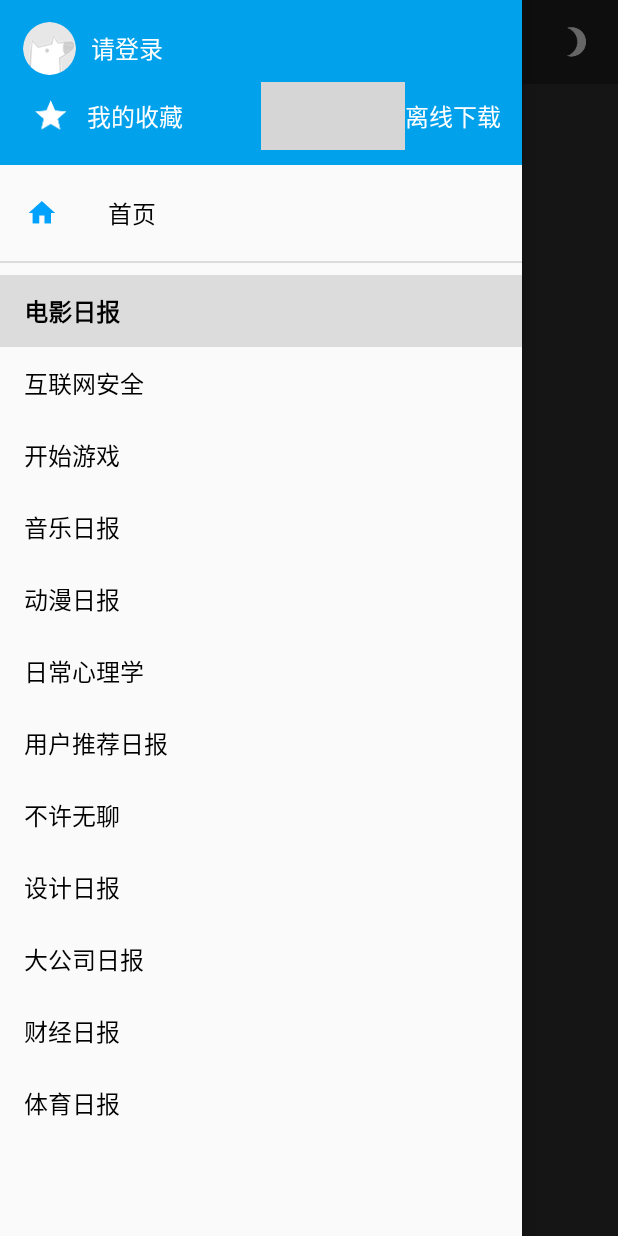
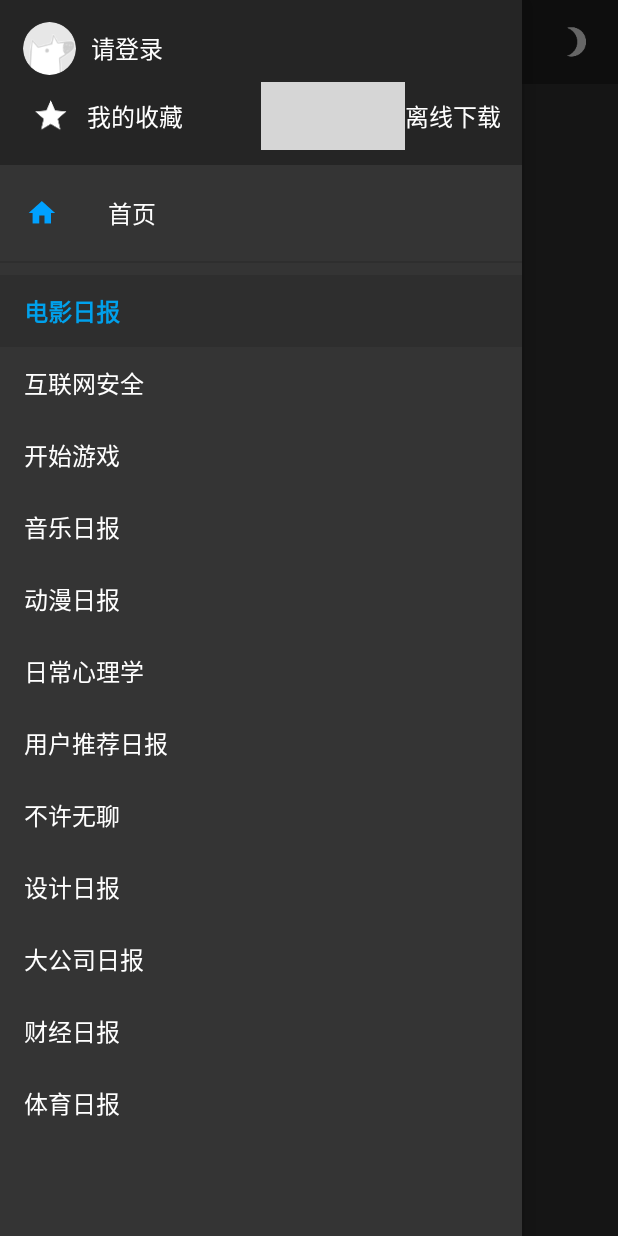
Before and after one commit to Chost233/ZhiHu, an Android app: the MainActivity screen opened directly, with no data from a screen before it, in the side drawer, after a tap on "电影日报", on a phone screen of 412 x 824 dp. Run offline under Robolectric (Android 15) with nearby library versions, the phone set to English and light mode, and no system bars; our stand-ins replace CircleImageView; libraries missing offline, so code that uses them is left out: com.bartoszlipinski.recyclerviewheader; 16 statements that could not run were skipped; grey boxes are pictures that could not be loaded.

Commit message:
下拉刷新，夜间模式完成

```diff
--- a/app/src/main/java/com/pers/myc/zhihu/MainActivity.java
+++ b/app/src/main/java/com/pers/myc/zhihu/MainActivity.java
@@ -1,8 +1,12 @@
 package com.pers.myc.zhihu;
 
+import android.content.res.ColorStateList;
+import android.content.res.Resources;
 import android.graphics.Color;
+import android.os.Build;
 import android.os.Bundle;
 import android.support.annotation.NonNull;
+import android.support.annotation.RequiresApi;
 import android.support.design.widget.NavigationView;
 import android.support.v4.app.Fragment;
 import android.support.v4.app.FragmentManager;
@@ -14,6 +18,7 @@ import android.support.v7.widget.Toolbar;
 import android.util.DisplayMetrics;
 import android.view.Menu;
 import android.view.MenuItem;
+import android.view.View;
 import android.view.WindowManager;
 import android.widget.FrameLayout;
 
@@ -24,22 +29,24 @@ import java.util.List;
 public class MainActivity extends AppCompatActivity implements NavigationView.OnNavigationItemSelectedListener {
 
     //标题栏
-    Toolbar mToolbar;
-    ActionBar mActionBar;
+    private Toolbar mToolbar;
+    private ActionBar mActionBar;
     //左侧滑栏
-    DrawerLayout mDrawerLayout;
+    private DrawerLayout mDrawerLayout;
     //左侧滑栏布局
-    NavigationView mNavigationView;
+    private NavigationView mNavigationView;
     //Fragment管理器
-    FragmentManager mFragmentManager;
+    private FragmentManager mFragmentManager;
     //展示Fragment
-    List<Fragment> mContentList;
+    private List<Fragment> mContentList;
     //正在展示的Fragment
-    Fragment mDisplayFragment;
+    private Fragment mDisplayFragment;
     //Fragment展示布局
-    FrameLayout mFrameLayout;
+    private FrameLayout mFrameLayout;
     //主页json信息
-    String mResponse;
+    private String mResponse;
+    //URL
+    private String mURL;
 
 
     @Override
@@ -71,7 +78,7 @@ public class MainActivity extends AppCompatActivity implements NavigationView.On
             mActionBar.setHomeAsUpIndicator(R.mipmap.ic_menu);
         }
         //添加Fragment到列表
-        mContentList.add(0, new NewsFragment(mResponse, NewsFragment.LATEST_NEWS));
+        mContentList.add(0, new NewsFragment(mResponse, NewsFragment.LATEST_NEWS, "http://news-at.zhihu.com/api/4/news/latest"));
         //获取fragment管理器
         mFragmentManager = getSupportFragmentManager();
         //注册显示主页fragment
@@ -93,6 +100,7 @@ public class MainActivity extends AppCompatActivity implements NavigationView.On
     }
 
     //监听标题栏按钮点击事件
+    @RequiresApi(api = Build.VERSION_CODES.M)
     @Override
     public boolean onOptionsItemSelected(MenuItem item) {
         switch (item.getItemId()) {
@@ -101,15 +109,29 @@ public class MainActivity extends AppCompatActivity implements NavigationView.On
                 break;
             case R.id.notice:
                 break;
+            //切换夜间模式
             case R.id.night_mode:
                 if (!Config.isNightMode()) {
                     Config.setNightMode(true);
                     mToolbar.setBackgroundColor(Color.parseColor("#222222"));
                     mFrameLayout.setBackgroundColor(Color.parseColor("#343434"));
+                    Resources resources = (Resources)getBaseContext().getResources();
+                    ColorStateList csl = (ColorStateList)resources.getColorStateList(R.color.item_color_nightmode, null);
+                    mNavigationView.setItemTextColor(csl);
+                    mNavigationView.setBackgroundColor(Color.parseColor("#343434"));
+                    View v = mNavigationView.getHeaderView(0);
+                    v.findViewById(R.id.nav_header_layout).setBackgroundColor(Color.parseColor("#252525"));
+
                 } else {
                     Config.setNightMode(false);
                     mToolbar.setBackgroundColor(Color.parseColor("#00a1ec"));
                     mFrameLayout.setBackgroundColor(Color.parseColor("#f2f2f2"));
+                    Resources resources = (Resources)getBaseContext().getResources();
+                    ColorStateList csl = (ColorStateList)resources.getColorStateList(R.color.item_coloe_normal, null);
+                    mNavigationView.setItemTextColor(csl);
+                    mNavigationView.setBackgroundColor(Color.parseColor("#f9f9f9"));
+                    View v = mNavigationView.getHeaderView(0);
+                    v.findViewById(R.id.nav_header_layout).setBackgroundColor(Color.parseColor("#01a0eb"));
                 }
                 break;
         }
@@ -131,15 +153,16 @@ public class MainActivity extends AppCompatActivity implements NavigationView.On
             mContentList.add(null);
         }
         mResponse = (String) getIntent().getExtras().get("Response");
+        mURL = (String) getIntent().getExtras().get("URL");
     }
 
     //切换framgent
-    private void switchFragment(String url, final int position) {
+    private void switchFragment(final String url, final int position) {
         if (mContentList.get(position) == null) {
             HttpUtil.sendHtttpRequest(url, new HttpCallbackListener() {
                 @Override
                 public void onFinish(String response, InputStream inputStream) {
-                    Fragment fragment = new NewsFragment(response, NewsFragment.THEME_NEWS);
+                    Fragment fragment = new NewsFragment(response, NewsFragment.THEME_NEWS, url);
                     mContentList.add(position, fragment);
                     mFragmentManager.beginTransaction().hide(mDisplayFragment).commit();
                     mFragmentManager.beginTransaction().add(R.id.activity_main_news_list, mContentList.get(position)).commit();
--- a/app/src/main/java/com/pers/myc/zhihu/NewsAdapter.java
+++ b/app/src/main/java/com/pers/myc/zhihu/NewsAdapter.java
@@ -85,7 +85,7 @@ public class NewsAdapter extends RecyclerView.Adapter<NewsAdapter.ViewHolder> {
         News news = mNewsList.get(position);
         //item图片
         final Bitmap[] imageBitmap = {null};
-        //为item加载图片-Handler
+        //为item加载图片 -- Handler
         final Handler handler = new Handler() {
             @Override
             public void handleMessage(Message msg) {
--- a/app/src/main/java/com/pers/myc/zhihu/NewsFragment.java
+++ b/app/src/main/java/com/pers/myc/zhihu/NewsFragment.java
@@ -4,7 +4,9 @@ import android.annotation.SuppressLint;
 import android.content.Intent;
 import android.graphics.Bitmap;
 import android.os.Bundle;
+import android.os.Handler;
 import android.support.v4.app.Fragment;
+import android.support.v4.widget.SwipeRefreshLayout;
 import android.support.v7.widget.LinearLayoutManager;
 import android.support.v7.widget.RecyclerView;
 import android.util.Log;
@@ -27,7 +29,7 @@ import java.util.Random;
  */
 
 @SuppressLint("ValidFragment")
-public class NewsFragment extends Fragment implements View.OnClickListener {
+public class NewsFragment extends Fragment implements View.OnClickListener, SwipeRefreshLayout.OnRefreshListener {
 
     //header部分
     private ImageView mImageView;
@@ -38,16 +40,20 @@ public class NewsFragment extends Fragment implements View.OnClickListener {
     //json返回数据
     private String mResponse;
     //返回数据类型
-    private int type;
+    private int mType;
     //新闻列表
     private List<News> mNewsList;
     //新闻列表滚动
     private RecyclerView mRecyclerView;
+    //RecyclerView适配器
+    private NewsAdapter mAdapter;
     //recyclerviewheader
     private RecyclerViewHeader mRecyclerViewHeader;
+    //下拉刷新
+    private SwipeRefreshLayout mSwipeRefreshLayout;
 
 
-    //type:
+    //mType:
     //最新消息类型
     public static final int LATEST_NEWS = 0;
     //主题日报类型
@@ -67,11 +73,14 @@ public class NewsFragment extends Fragment implements View.OnClickListener {
     //列表新闻
     private List<LatestNews.Stories> mLStories;
     private List<ThemeNews.Stories> mTStories;
+    //页面url
+    private String mUrl;
 
 
-    public NewsFragment(String mResponse, int type) {
+    public NewsFragment(String mResponse, int type, String url) {
         this.mResponse = mResponse;
-        this.type = type;
+        this.mType = type;
+        this.mUrl = url;
     }
 
     @Override
@@ -85,7 +94,7 @@ public class NewsFragment extends Fragment implements View.OnClickListener {
         //json解析
         Gson gson = new Gson();
         Object analysis = null;
-        switch (type) {
+        switch (mType) {
             case LATEST_NEWS:
                 analysis = gson.fromJson(mResponse, LatestNews.class);
                 break;
@@ -97,16 +106,25 @@ public class NewsFragment extends Fragment implements View.OnClickListener {
         //初始化数据
         initData();
         //数据配置
-        deployData(analysis, type);
+        deployData(analysis, mType);
 
 
         //配置recyclerview
         LinearLayoutManager layoutManager = new LinearLayoutManager(this.getContext());
         mRecyclerView.setLayoutManager(layoutManager);
-        NewsAdapter adapter = new NewsAdapter(mNewsList, getActivity());
-        mRecyclerView.setAdapter(adapter);
+        mAdapter = new NewsAdapter(mNewsList, getActivity());
+        mRecyclerView.setAdapter(mAdapter);
         //将header绑定到recyclerview
         mRecyclerViewHeader.attachTo(mRecyclerView);
+
+        //配置下拉刷新
+        mSwipeRefreshLayout.setColorSchemeResources(
+                android.R.color.holo_green_light,
+                android.R.color.holo_blue_bright,
+                android.R.color.holo_red_light,
+                android.R.color.holo_orange_light
+        );
+        mSwipeRefreshLayout.setOnRefreshListener(this);
 
         //设置标题
         if (!mHeadText.equals("")) {
@@ -134,7 +152,7 @@ public class NewsFragment extends Fragment implements View.OnClickListener {
             });
         }
         //获取主编头像
-        if (type == THEME_NEWS) {
+        if (mType == THEME_NEWS) {
             for (int i = 0; i < mEditors.size(); i++) {
                 final int finalI = i;
                 HttpUtil.getHttpBitmap(mEditors.get(i).getAvatar(), new BitmapCallBackListener() {
@@ -173,11 +191,13 @@ public class NewsFragment extends Fragment implements View.OnClickListener {
                 mLStories = latestNews.getStories();
                 //配置列表
                 if (mLStories != null) {
+                    ArrayList list = new ArrayList<>();
                     for (int i = 0; i < mLStories.size(); i++) {
-                        mNewsList.add(new News(mLStories.get(i).getTitle(),
+                        list.add(i, new News(mLStories.get(i).getTitle(),
                                 mLStories.get(i).getImages().get(0),
                                 mLStories.get(i).getId()));
                     }
+                    mNewsList = list;
                 }
                 mHeadText = latestNews.getTop_stories().get(randomInt).getTitle();
                 mHeadText2 = "今日热闻";
@@ -192,6 +212,7 @@ public class NewsFragment extends Fragment implements View.OnClickListener {
                 mEditors = themenews.getEditors();
                 //配置列表
                 if (mTStories != null) {
+                    ArrayList list = new ArrayList<>();
                     for (int i = 0; i < mTStories.size(); i++) {
                         News news;
                         if (mTStories.get(i).getImages() == null) {
@@ -203,7 +224,8 @@ public class NewsFragment extends Fragment implements View.OnClickListener {
                                     mTStories.get(i).getImages().get(0),
                                     mTStories.get(i).getId());
                         }
-                        mNewsList.add(news);
+                        list.add(i, news);
+                        mNewsList = list;
                     }
                 }
                 mHeadText = themenews.getDescription();
@@ -225,6 +247,7 @@ public class NewsFragment extends Fragment implements View.OnClickListener {
     }
 
     private void initView(View v) {
+        //初始化列表
         mRecyclerView = (RecyclerView) v.findViewById(R.id.fragment_news_recycler_view);
         //设置recyclerview的header
         mRecyclerViewHeader = RecyclerViewHeader.fromXml(this.getContext(), R.layout.recycler_header);
@@ -241,6 +264,8 @@ public class NewsFragment extends Fragment implements View.OnClickListener {
                 (ImageView) view.findViewById(R.id.recycler_header_editor_6),
                 (ImageView) view.findViewById(R.id.recycler_header_editor_7),
         };
+        //初始化下拉刷新
+        mSwipeRefreshLayout = (SwipeRefreshLayout) v.findViewById(R.id.fragment_news_swipe_refresh_layout);
         initListener();
     }
 
@@ -253,15 +278,16 @@ public class NewsFragment extends Fragment implements View.OnClickListener {
     public void onClick(View v) {
         switch (v.getId()) {
             case R.id.recycler_header_image_view:
-                if (type == LATEST_NEWS && !mHeadStoryId.equals("")) {
+                if (mType == LATEST_NEWS && !mHeadStoryId.equals("")) {
                     String url = "http://news-at.zhihu.com/api/4/news/" + mHeadStoryId;
                     HttpUtil.sendHtttpRequest(url, new HttpCallbackListener() {
                         @Override
                         public void onFinish(String response, InputStream inputStream) {
-                            Intent intent = new Intent(getActivity(),SingleNewsActity.class);
-                            intent.putExtra("response",response);
+                            Intent intent = new Intent(getActivity(), SingleNewsActity.class);
+                            intent.putExtra("response", response);
                             getActivity().startActivity(intent);
                         }
+
                         @Override
                         public void onError(Exception e) {
 
@@ -270,4 +296,49 @@ public class NewsFragment extends Fragment implements View.OnClickListener {
                 }
         }
     }
+
+    @Override
+    public void onRefresh() {
+        new Handler().postDelayed(new Runnable() {
+            @Override
+            public void run() {
+                mSwipeRefreshLayout.setRefreshing(false);
+                refreshTheData();
+            }
+        }, 1000);
+    }
+
+    //刷新列表
+    public void refreshTheData() {
+        HttpUtil.sendHtttpRequest(this.mUrl, new HttpCallbackListener() {
+            @Override
+            public void onFinish(String response, InputStream inputStream) {
+
+                Gson gson = new Gson();
+                Object analysis = null;
+                switch (mType) {
+                    case LATEST_NEWS:
+                        analysis = gson.fromJson(mResponse, LatestNews.class);
+                        break;
+                    case THEME_NEWS:
+                        analysis = gson.fromJson(mResponse, ThemeNews.class);
+                        break;
+                }
+                Log.e("number", mNewsList.size() + "");
+                deployData(analysis, mType);
+                    getActivity().runOnUiThread(new Runnable() {
+                        @Override
+                        public void run() {
+                            Log.e("number", mNewsList.size() + "");
+                            mAdapter.notifyDataSetChanged();
+                        }
+                    });
+            }
+
+            @Override
+            public void onError(Exception e) {
+
+            }
+        });
+    }
 }
--- a/app/src/main/java/com/pers/myc/zhihu/WelcomeActivity.java
+++ b/app/src/main/java/com/pers/myc/zhihu/WelcomeActivity.java
@@ -23,6 +23,7 @@ public class WelcomeActivity extends AppCompatActivity {
     private final Context THIS = this;
     private LinearLayout mText;
     private String mResponse;
+    private static final String URL = "http://news-at.zhihu.com/api/4/news/latest";
 
     @Override
     protected void onCreate(Bundle savedInstanceState) {
@@ -81,7 +82,7 @@ public class WelcomeActivity extends AppCompatActivity {
         };
 
         //网络请求最新消息
-        HttpUtil.sendHtttpRequest("http://news-at.zhihu.com/api/4/news/latest", new HttpCallbackListener() {
+        HttpUtil.sendHtttpRequest(URL, new HttpCallbackListener() {
             @Override
             public void onFinish(String response, InputStream inputStream) {
                 Gson gson = new Gson();
@@ -101,6 +102,7 @@ public class WelcomeActivity extends AppCompatActivity {
                             Thread.sleep(2000);
                             Intent intent = new Intent(THIS, MainActivity.class);
                             intent.putExtra("Response", mResponse);
+                            intent.putExtra("URL", URL);
                             startActivity(intent);
                         } catch (InterruptedException e) {
                         }
--- /dev/null
+++ b/app/src/main/res/color/item_coloe_normal.xml
@@ -0,0 +1,6 @@
+<?xml version="1.0" encoding="utf-8"?>
+<selector xmlns:android="http://schemas.android.com/apk/res/android">
+    <item android:state_checked="true"
+          android:color="#00a1ec"></item> <!-- selected颜色 -->
+    <item android:color="#000000"/> <!-- default颜色 -->
+</selector>
--- /dev/null
+++ b/app/src/main/res/color/item_color_nightmode.xml
@@ -0,0 +1,7 @@
+<?xml version="1.0" encoding="utf-8"?>
+<selector xmlns:android="http://schemas.android.com/apk/res/android">
+    <item android:state_checked="true"
+          android:color="#00a1ec"></item> <!-- selected颜色 -->
+    <item android:color="#FFFFFF"/> <!-- default颜色 -->
+
+</selector>
--- a/app/src/main/res/drawable/item_background_normal.xml
+++ b/app/src/main/res/drawable/item_background.xml
@@ -1,6 +1,6 @@
 <?xml version="1.0" encoding="utf-8"?>
 <shape xmlns:android="http://schemas.android.com/apk/res/android">
-    <solid android:color="#1effffff"/>
+    <solid android:color="#14ffffff"/>
     <corners android:radius="10dp"/>
     <stroke android:width="1px"
             android:color="#32000000"/>
--- a/app/src/main/res/layout/activity_main.xml
+++ b/app/src/main/res/layout/activity_main.xml
@@ -35,7 +35,7 @@
         android:layout_width="match_parent"
         android:layout_height="match_parent"
         android:layout_gravity="start"
-        app:itemTextColor="@color/colorItemText"
+        app:itemTextColor="@color/item_coloe_normal"
         app:menu="@menu/listitem_nav"
         app:headerLayout="@layout/nav_header"
         app:theme="@style/ManuTextStyle"
--- a/app/src/main/res/layout/item_news.xml
+++ b/app/src/main/res/layout/item_news.xml
@@ -7,7 +7,7 @@
     android:layout_marginBottom="15dp"
     android:layout_marginLeft="5dp"
     android:layout_marginRight="5dp"
-    android:background="@drawable/item_background_normal">
+    android:background="@drawable/item_background">
 
     <ImageView
         android:id="@+id/item_news_image_view"
--- a/app/src/main/res/layout/nav_header.xml
+++ b/app/src/main/res/layout/nav_header.xml
@@ -1,6 +1,7 @@
 <?xml version="1.0" encoding="utf-8"?>
 <LinearLayout xmlns:android="http://schemas.android.com/apk/res/android"
               xmlns:app="http://schemas.android.com/apk/res-auto"
+              android:id="@+id/nav_header_layout"
               android:layout_width="match_parent"
               android:layout_height="110dp"
               android:background="?attr/colorPrimary"
--- a/app/src/main/res/values/colors.xml
+++ b/app/src/main/res/values/colors.xml
@@ -7,5 +7,5 @@
     <color name="colorThemeTitle">#01a1ec</color>
     <color name="colorThemeState">#1875d1</color>
     <color name="colorItemText">#000</color>
-    <color name="test">#f2f2f2</color>
+    <color name="test">#f9f9f9</color>
 </resources>
```
Also changed, not shown: app/src/main/res/layout/fragment_news.xml (+16 -3 lines).
